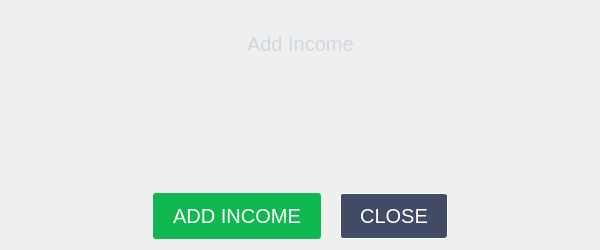
The window that src/addincome.ui (elvisxiaozhi/True-Wish) describes before a commit, drawn with Qt 5.
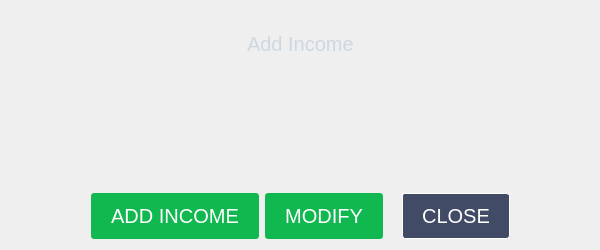
The same window after the commit.

Patch:
```diff
--- a/src/addincome.ui
+++ b/src/addincome.ui
@@ -142,7 +142,7 @@
     </spacer>
    </item>
    <item>
-    <layout class="QHBoxLayout" name="horizontalLayout" stretch="0,0,0,0,0">
+    <layout class="QHBoxLayout" name="horizontalLayout" stretch="0,0,0,0,0,0">
      <item>
       <spacer name="horizontalSpacer">
        <property name="orientation">
@@ -176,6 +176,26 @@
        </property>
       </widget>
      </item>
+     <item>
+      <widget class="QPushButton" name="modifyButton">
+       <property name="styleSheet">
+        <string notr="true">#modifyButton {
+background-color: #11B850; 
+border: 0px; 
+padding: 11px 20px; 
+font: 20px; 
+color: white; 
+border-radius: 3px; }
+
+#modifyButton:hover { background-color: #0A863D; }
+
+#modifyButton:pressed { background-color: #0A863D; }</string>
+       </property>
+       <property name="text">
+        <string>MODIFY</string>
+       </property>
+      </widget>
+     </item>
      <item>
       <widget class="QLabel" name="label_2">
        <property name="text">
```
